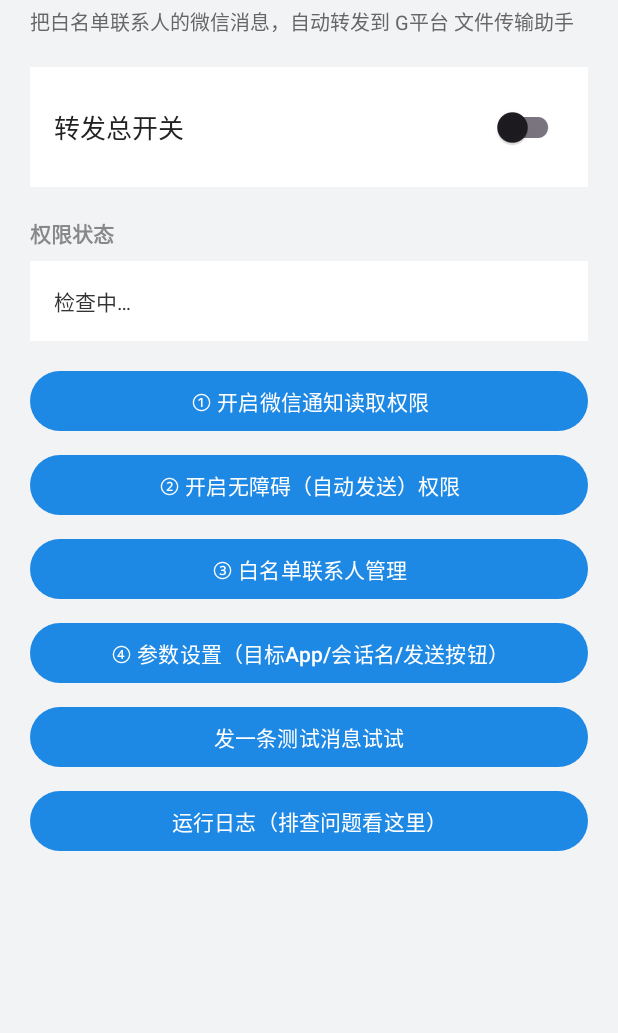
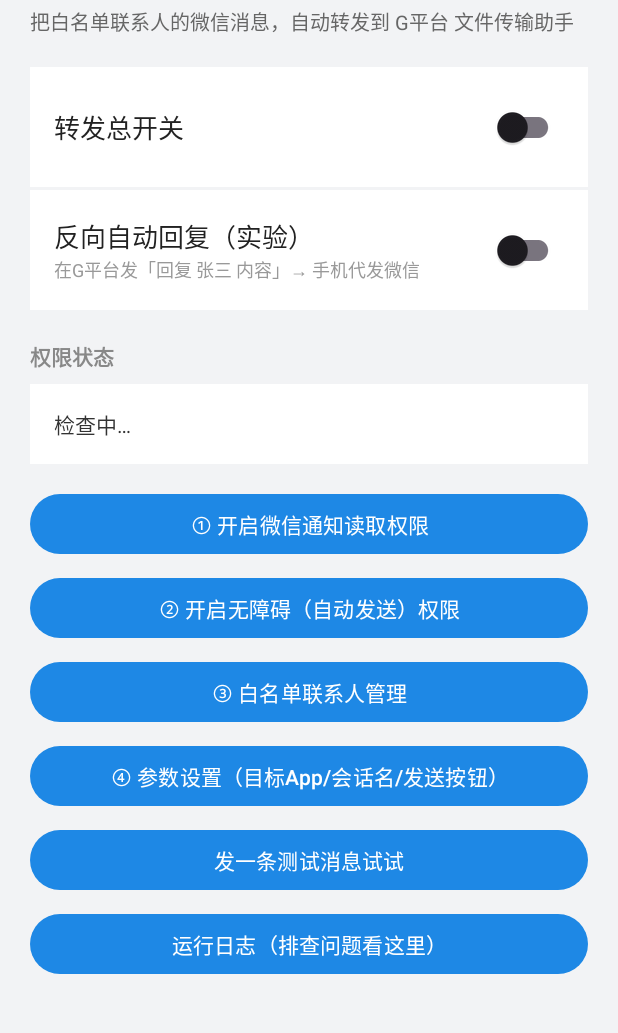
Before and after one commit to kkkl445/web001, an Android app: the layout activity_main.xml on its own in the app's theme, with its tools: preview values and no code run, on a phone screen of 412 x 824 dp, the part 84-1117 px from its top. Run offline under Robolectric (Android 15) with nearby library versions, the phone set to English and light mode, and no system bars.

Commit message:
Add reverse-direction detection (G-platform -> WeChat) stage 1
新增「反向自动回复（实验）」开关：读取 G平台 通知，识别模板「回复 张三 内容」，
先记录日志并解析目标+内容，验证通知触发是否可行（暂不实际发微信）。

Co-Authored-By: Claude Fable 5 <noreply@anthropic.com>
Claude-Session: https://claude.ai/code/session_014tbzajsgFBYWpapn8d5B7N

```diff
--- a/android-forwarder/app/build.gradle.kts
+++ b/android-forwarder/app/build.gradle.kts
@@ -11,8 +11,8 @@ android {
         applicationId = "com.intranet.wxforward"
         minSdk = 24
         targetSdk = 34
-        versionCode = 5
-        versionName = "1.4-稳健版"
+        versionCode = 6
+        versionName = "1.5-反向验证"
     }
 
     buildTypes {
--- a/android-forwarder/app/src/main/res/layout/activity_main.xml
+++ b/android-forwarder/app/src/main/res/layout/activity_main.xml
@@ -47,6 +47,43 @@
 
             <androidx.appcompat.widget.SwitchCompat
                 android:id="@+id/switchEnabled"
+                android:layout_width="wrap_content"
+                android:layout_height="wrap_content" />
+        </LinearLayout>
+
+        <!-- 反向开关 -->
+        <LinearLayout
+            android:layout_width="match_parent"
+            android:layout_height="wrap_content"
+            android:layout_marginTop="2dp"
+            android:background="#FFFFFF"
+            android:orientation="horizontal"
+            android:gravity="center_vertical"
+            android:padding="16dp">
+
+            <LinearLayout
+                android:layout_width="0dp"
+                android:layout_height="wrap_content"
+                android:layout_weight="1"
+                android:orientation="vertical">
+
+                <TextView
+                    android:layout_width="wrap_content"
+                    android:layout_height="wrap_content"
+                    android:text="反向自动回复（实验）"
+                    android:textSize="17sp"
+                    android:textColor="#222222" />
+
+                <TextView
+                    android:layout_width="wrap_content"
+                    android:layout_height="wrap_content"
+                    android:text="在G平台发「回复 张三 内容」→ 手机代发微信"
+                    android:textSize="12sp"
+                    android:textColor="#999999" />
+            </LinearLayout>
+
+            <androidx.appcompat.widget.SwitchCompat
+                android:id="@+id/switchReverse"
                 android:layout_width="wrap_content"
                 android:layout_height="wrap_content" />
         </LinearLayout>
```
Also changed, not shown: android-forwarder/app/src/main/java/com/intranet/wxforward/MainActivity.kt (+7 -0 lines), android-forwarder/app/src/main/java/com/intranet/wxforward/Prefs.kt (+14 -0 lines), android-forwarder/app/src/main/java/com/intranet/wxforward/WeChatNotificationListener.kt (+68 -5 lines).
